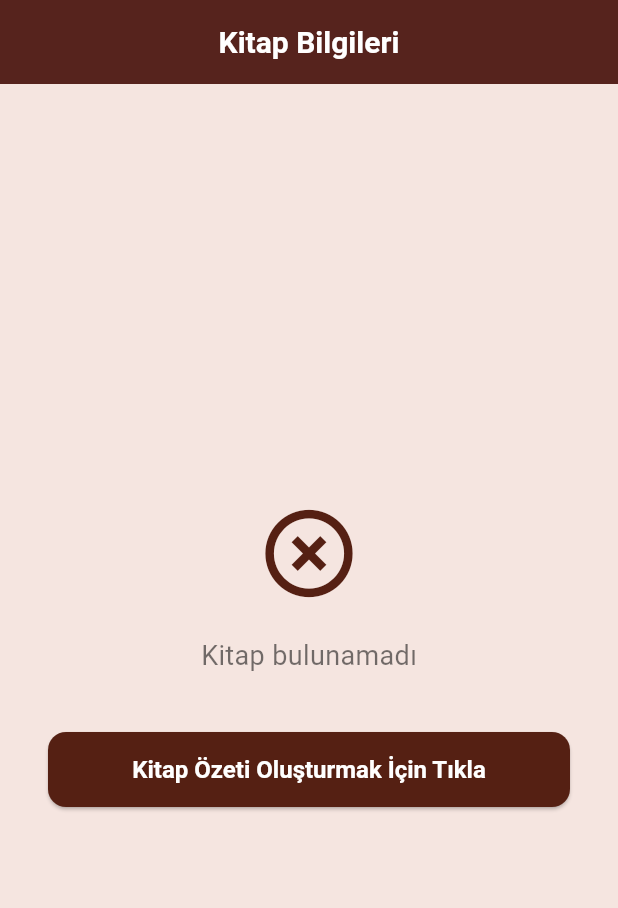
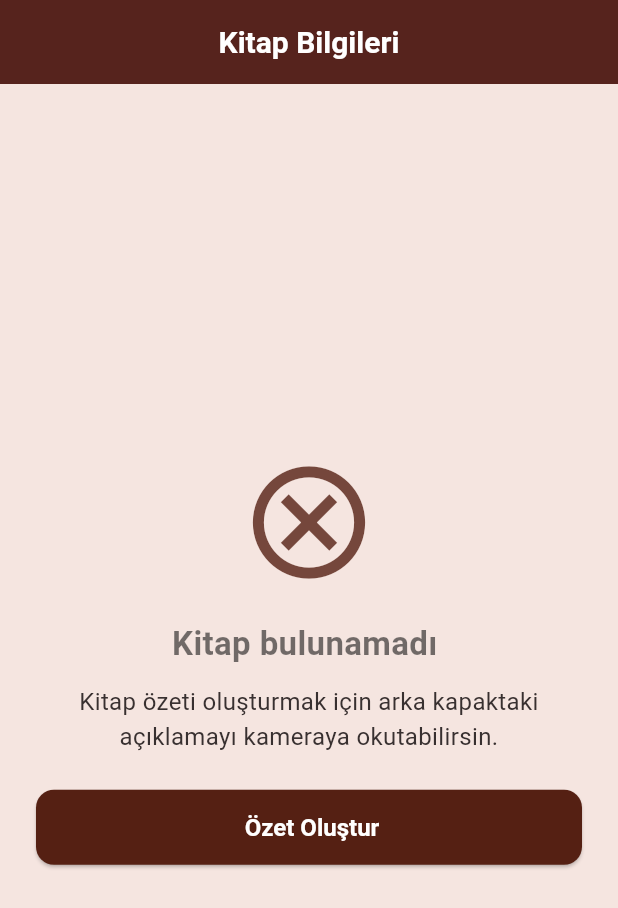
Before and after one commit to Tugbasumen/kitap, a Flutter app: the BookDetailScreen screen opened by its route, on a phone screen of 412 x 824 dp. Shown: the top 908 px of the screen. Run offline on Flutter 3.47's test engine with Material 3 defaults, Android fonts, the light colour scheme and no system bars; our stand-ins replace camera, cloud_firestore, firebase_auth, firebase_core, flutter_riverpod, go_router; missing offline and left inert: google_mlkit_text_recognition, mobile_scanner; accounts and stored records are empty.

Commit message:
hata mesajları güncellendi

```diff
--- a/lib/presentation/features/book/views/book_detail_screen.dart
+++ b/lib/presentation/features/book/views/book_detail_screen.dart
@@ -18,7 +18,7 @@ class BookDetailScreen extends ConsumerWidget {
       body: bookAsync.when(
         loading: () =>
             const Center(child: CircularProgressIndicator(color: Colors.white)),
-        error: (err, _) => Center(child: Text('Hata: $err')),
+        error: (err, _) => Center(child: Text('$err')),
         data: (book) {
           if (book == null) {
             return Center(
@@ -28,23 +28,33 @@ class BookDetailScreen extends ConsumerWidget {
                   mainAxisAlignment: MainAxisAlignment.center,
                   children: [
                     Icon(
-                      Icons.highlight_off,
-                      size: 70,
-                      color: AppTheme.primaryColor,
+                      Icons.cancel_outlined,
+                      size: 90,
+                      color: AppTheme.primaryColor.withOpacity(0.8),
                     ),
                     const SizedBox(height: 20),
                     const Text(
-                      'Kitap bulunamadı',
-                      style: TextStyle(fontSize: 18),
+                      'Kitap bulunamadı ',
+                      style: TextStyle(
+                        fontSize: 22,
+                        fontWeight: FontWeight.bold,
+                      ),
                     ),
-                    const SizedBox(height: 30),
-                    Padding(
-                      padding: const EdgeInsets.all(8.0),
+                    const SizedBox(height: 12),
+                    Text(
+                      'Kitap özeti oluşturmak için arka kapaktaki açıklamayı kameraya okutabilirsin.',
+                      textAlign: TextAlign.center,
+                      style: TextStyle(
+                        fontSize: 16,
+                        color: const Color.fromARGB(255, 56, 48, 48),
+                      ),
+                    ),
+                    const SizedBox(height: 24),
+                    SizedBox(
+                      width: double.infinity,
                       child: CustomButton(
-                        text: 'Kitap Özeti Oluşturmak İçin Tıkla',
-                        onPressed: () {
-                          context.go('/summary');
-                        },
+                        text: ' Özet Oluştur',
+                        onPressed: () => context.go('/summary'),
                         type: ButtonType.primary,
                       ),
                     ),
```
Also changed, not shown: lib/presentation/features/auth/views/login_screen.dart (+25 -2 lines), lib/presentation/features/auth/views/register_screen.dart (+25 -4 lines), lib/presentation/features/summary/summary_screen.dart (+49 -34 lines), 1 other file.
